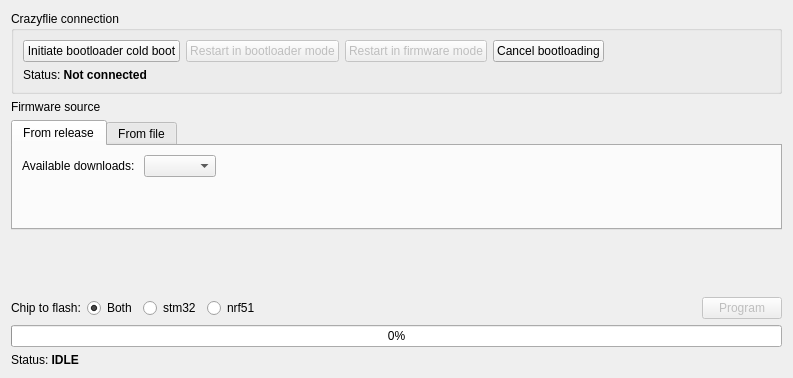
This is src/cfclient/ui/dialogs/bootloader.ui in bitcraze/crazyflie-clients-python as Qt 5 draws it before an edit. The edited form follows.
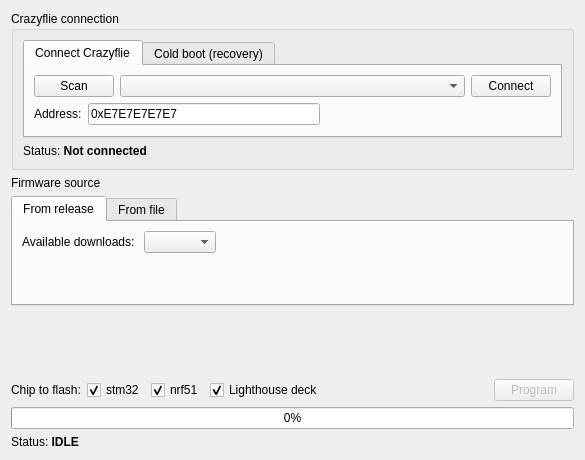
This is the edited form.

Commit message: #473: Modify the bootloader GUI for warmboot

The edit to the form file:
```diff
--- a/src/cfclient/ui/dialogs/bootloader.ui
+++ b/src/cfclient/ui/dialogs/bootloader.ui
@@ -12,8 +12,8 @@
    <rect>
     <x>0</x>
     <y>0</y>
-    <width>793</width>
-    <height>378</height>
+    <width>585</width>
+    <height>460</height>
    </rect>
   </property>
   <property name="windowTitle">
@@ -29,7 +29,81 @@
        </property>
        <layout class="QVBoxLayout" name="verticalLayout_2">
         <item>
-         <layout class="QHBoxLayout" name="horizontalLayout_2">
+         <widget class="QTabWidget" name="tabWidget">
+          <property name="currentIndex">
+           <number>0</number>
+          </property>
+          <widget class="QWidget" name="tab">
+           <attribute name="title">
+            <string>Connect Crazyflie</string>
+           </attribute>
+           <layout class="QVBoxLayout" name="verticalLayout_4">
+            <item>
+             <layout class="QHBoxLayout" name="horizontalLayout_5">
+              <item>
+               <widget class="QPushButton" name="scanButton">
+                <property name="text">
+                 <string>Scan</string>
+                </property>
+               </widget>
+              </item>
+              <item>
+               <widget class="QComboBox" name="comboBox">
+                <property name="sizePolicy">
+                 <sizepolicy hsizetype="Preferred" vsizetype="Fixed">
+                  <horstretch>1</horstretch>
+                  <verstretch>0</verstretch>
+                 </sizepolicy>
+                </property>
+               </widget>
+              </item>
+              <item>
+               <widget class="QPushButton" name="connectButton">
+                <property name="text">
+                 <string>Connect</string>
+                </property>
+               </widget>
+              </item>
+             </layout>
+            </item>
+            <item>
+             <layout class="QHBoxLayout" name="horizontalLayout">
+              <item>
+               <widget class="QLabel" name="label">
+                <property name="text">
+                 <string>Address:</string>
+                </property>
+               </widget>
+              </item>
+              <item>
+               <widget class="QLineEdit" name="scanAddress">
+                <property name="text">
+                 <string>0xE7E7E7E7E7</string>
+                </property>
+               </widget>
+              </item>
+              <item>
+               <spacer name="horizontalSpacer">
+                <property name="orientation">
+                 <enum>Qt::Horizontal</enum>
+                </property>
+                <property name="sizeHint" stdset="0">
+                 <size>
+                  <width>40</width>
+                  <height>20</height>
+                 </size>
+                </property>
+               </spacer>
+              </item>
+             </layout>
+            </item>
+           </layout>
+          </widget>
+          <widget class="QWidget" name="tab_2">
+           <attribute name="title">
+            <string>Cold boot (recovery)</string>
+           </attribute>
+           <layout class="QHBoxLayout" name="horizontalLayout_4">
           <item>
            <widget class="QPushButton" name="coldBootButton">
             <property name="text">
@@ -37,16 +111,6 @@
             </property>
            </widget>
           </item>
-          <item>
-           <widget class="QPushButton" name="pushButton_2">
-            <property name="enabled">
-             <bool>false</bool>
-            </property>
-            <property name="text">
-             <string>Restart in bootloader mode</string>
-            </property>
-           </widget>
-          </item>
           <item>
            <widget class="QPushButton" name="resetButton">
             <property name="enabled">
@@ -65,7 +129,7 @@
            </widget>
           </item>
           <item>
-           <spacer name="horizontalSpacer">
+             <spacer name="horizontalSpacer_5">
             <property name="orientation">
              <enum>Qt::Horizontal</enum>
             </property>
@@ -78,6 +142,8 @@
            </spacer>
           </item>
          </layout>
+          </widget>
+         </widget>
         </item>
         <item>
          <widget class="QLabel" name="connectionStatus">
@@ -227,26 +293,32 @@
         </widget>
        </item>
        <item>
-        <widget class="QRadioButton" name="radioBoth">
-         <property name="text">
-          <string>Both</string>
-         </property>
-         <property name="checked">
-          <bool>true</bool>
-         </property>
-        </widget>
-       </item>
-       <item>
-        <widget class="QRadioButton" name="radioStm32">
+        <widget class="QCheckBox" name="checkBox">
          <property name="text">
           <string>stm32</string>
          </property>
+         <property name="checked">
+          <bool>true</bool>
+         </property>
         </widget>
        </item>
        <item>
-        <widget class="QRadioButton" name="radioNrf51">
+        <widget class="QCheckBox" name="checkBox_2">
          <property name="text">
           <string>nrf51</string>
+         </property>
+         <property name="checked">
+          <bool>true</bool>
+         </property>
+        </widget>
+       </item>
+       <item>
+        <widget class="QCheckBox" name="checkBox_3">
+         <property name="text">
+          <string>Lighthouse deck</string>
+         </property>
+         <property name="checked">
+          <bool>true</bool>
          </property>
         </widget>
        </item>
```
Lines whose indentation alone changed are shown as unchanged.
